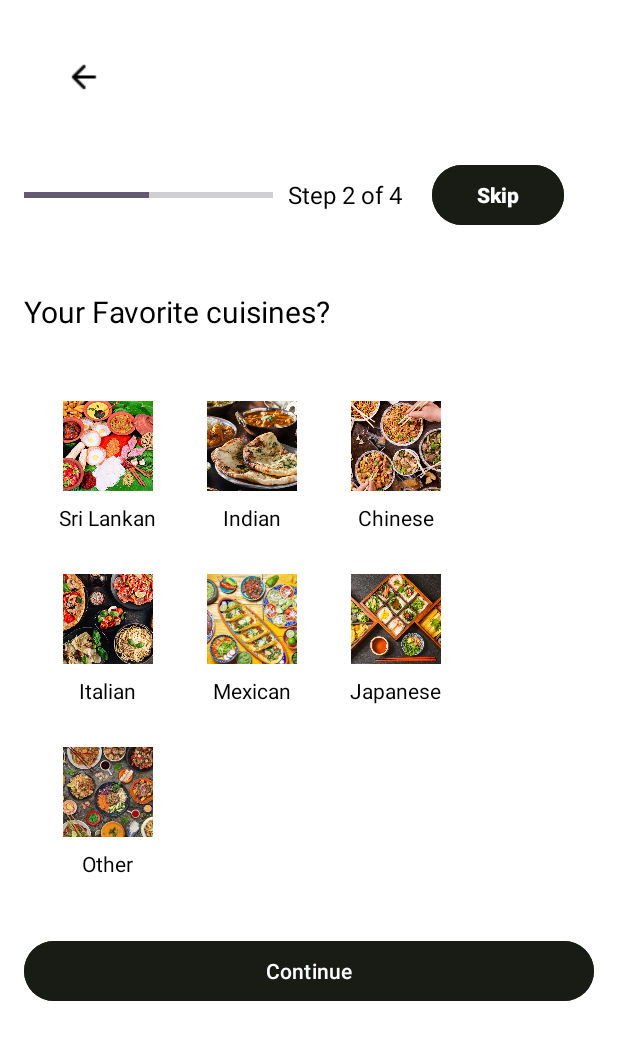
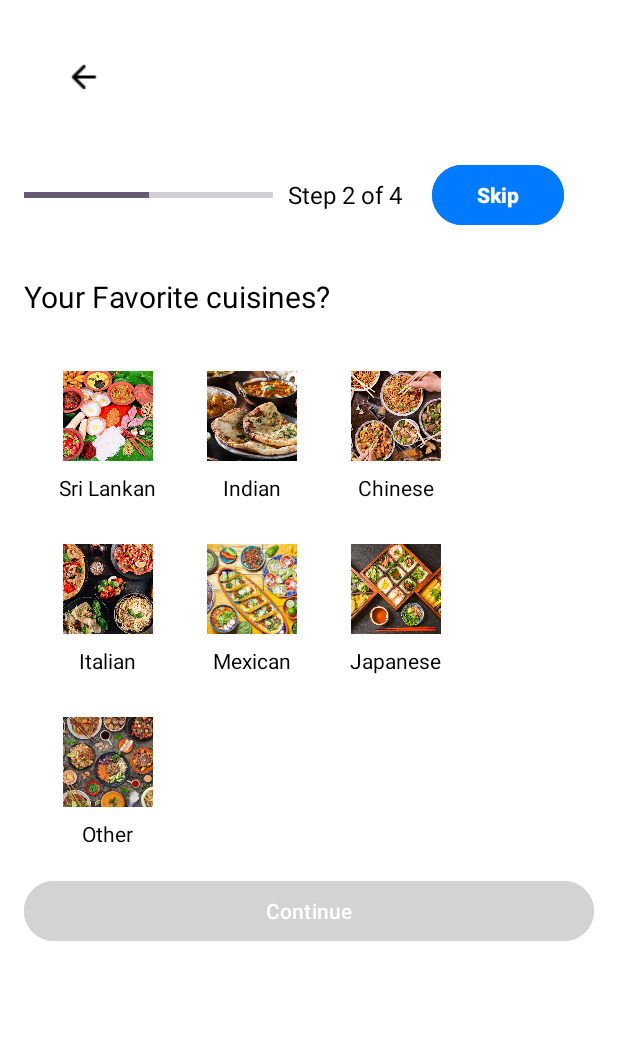
Before and after one commit to panchaliSam/Recipeez_Y2S2_MIT, an Android app: the CuisinesScreen screen opened directly, with no data from a screen before it, on a phone screen of 412 x 824 dp. Shown: the top 1040 px of the screen. Run offline under Robolectric (Android 15) with nearby library versions, the phone set to English and light mode, and no system bars; our stand-ins replace Firebase (no records; nobody signed in at launch, a user with empty details on screens opened directly).

Commit message:
minor issues modified

```diff
--- a/app/src/main/java/com/example/recipeez/view/activities/AllergyScreen.kt
+++ b/app/src/main/java/com/example/recipeez/view/activities/AllergyScreen.kt
@@ -2,6 +2,7 @@ package com.example.recipeez.view.activities
 
 import android.annotation.SuppressLint
 import android.content.Intent
+import android.graphics.Color
 import android.os.Bundle
 import android.widget.Button
 import android.widget.ImageButton
@@ -74,6 +75,7 @@ class AllergyScreen : AppCompatActivity() {
 
         // Continue button saves selected allergies to Firebase
         continueButton.setOnClickListener {
+            continueButton.setBackgroundColor(Color.parseColor("#2F5233"))
             saveSelectedAllergies()
         }
 
--- a/app/src/main/java/com/example/recipeez/view/activities/CuisinesScreen.kt
+++ b/app/src/main/java/com/example/recipeez/view/activities/CuisinesScreen.kt
@@ -2,6 +2,7 @@ package com.example.recipeez.view.activities
 
 import android.annotation.SuppressLint
 import android.content.Intent
+import android.graphics.Color
 import android.os.Bundle
 import android.widget.Button
 import android.widget.ImageButton
@@ -74,6 +75,8 @@ class CuisinesScreen : AppCompatActivity() {
 
         // Continue button saves selected cuisines to Firebase
         continueButton.setOnClickListener {
+            continueButton.setBackgroundColor(Color.parseColor("#2F5233"))
+
             saveSelectedCuisines()
         }
     }
--- a/app/src/main/java/com/example/recipeez/view/activities/LoginScreen.kt
+++ b/app/src/main/java/com/example/recipeez/view/activities/LoginScreen.kt
@@ -61,11 +61,6 @@ class LoginScreen : AppCompatActivity() {
         }
 
         // Handle "Login Back" button click to navigate to WelcomeScreen
-        binding.loginBackBtn.setOnClickListener {
-            val loginBackIntent = Intent(this, WelcomeScreen::class.java)
-            startActivity(loginBackIntent)
-            finish() // Optionally finish the LoginScreen activity if you don't want to return to it
-        }
 
         // Handle "Forgot Password" click
         binding.loginForgotPassword.setOnClickListener {
--- a/app/src/main/java/com/example/recipeez/view/activities/QuestionnaireScreen.kt
+++ b/app/src/main/java/com/example/recipeez/view/activities/QuestionnaireScreen.kt
@@ -2,6 +2,7 @@ package com.example.recipeez.view.activities
 
 import android.annotation.SuppressLint
 import android.content.Intent
+import android.graphics.Color
 import android.os.Bundle
 import android.widget.Button
 import android.widget.ImageButton
@@ -60,6 +61,8 @@ class QuestionnaireScreen : AppCompatActivity() {
         // Set click listener for Continue button
         continueButton.setOnClickListener {
             if (isVegetarianSelected != null) {
+                // Change the background color of the continue button
+                continueButton.setBackgroundColor(Color.parseColor("#2F5233"))
                 // Save selection to Firebase
                 saveSelectionToFirebase(isVegetarianSelected!!)
             }
--- a/app/src/main/res/layout/activity_couisines_screen.xml
+++ b/app/src/main/res/layout/activity_couisines_screen.xml
@@ -54,7 +54,7 @@
             android:layout_margin="20dp"
             android:layout_marginTop="2dp"
             android:layout_marginEnd="16dp"
-            android:backgroundTint="@color/btnActive"
+            android:backgroundTint="@color/blue"
             android:text="Skip"
             android:textColor="#FFFFFF"
             android:textSize="14sp"
@@ -67,7 +67,7 @@
     <TextView
         android:layout_width="wrap_content"
         android:layout_height="wrap_content"
-        android:layout_marginTop="20dp"
+        android:layout_marginTop="10dp"
         android:text="Your Favorite cuisines?"
         android:textColor="#000000"
         android:textSize="20sp" />
@@ -77,7 +77,7 @@
         android:id="@+id/cuisineGrid"
         android:layout_width="300dp"
         android:layout_height="wrap_content"
-        android:layout_marginTop="20dp"
+        android:layout_marginTop="10dp"
         android:alignmentMode="alignMargins"
         android:clipChildren="false"
         android:clipToPadding="false"
@@ -279,14 +279,14 @@
 
     </GridLayout>
 
-
     <!-- Continue Button -->
     <Button
         android:id="@+id/continueButton"
         android:layout_width="match_parent"
         android:layout_height="wrap_content"
-        android:layout_marginTop="20dp"
-        android:backgroundTint="@color/btnActive"
+        android:layout_marginTop="0dp"
+        android:backgroundTint="@color/grey"
         android:text="Continue"
         android:textColor="#FFFFFF" />
+
 </LinearLayout>
--- a/app/src/main/res/layout/activity_questionnaire_screen.xml
+++ b/app/src/main/res/layout/activity_questionnaire_screen.xml
@@ -81,7 +81,7 @@
             android:layout_width="wrap_content"
             android:layout_height="wrap_content"
             android:layout_marginEnd="16dp"
-            android:backgroundTint="@color/btnActive"
+            android:backgroundTint="@color/blue"
             android:text="Skip"
             android:textColor="#FFFFFF"
             android:textSize="14sp"
@@ -110,7 +110,7 @@
         android:layout_width="0dp"
         android:layout_height="wrap_content"
         android:layout_marginTop="32dp"
-        android:backgroundTint="@color/btnActive"
+        android:backgroundTint="@color/green"
         android:text="Yes"
         android:textColor="#FFFFFF"
         android:textSize="18sp"
@@ -125,7 +125,7 @@
         android:layout_width="0dp"
         android:layout_height="wrap_content"
         android:layout_marginTop="16dp"
-        android:backgroundTint="@color/hintColor"
+        android:backgroundTint="@color/white"
         android:text="No"
         android:textColor="#3B3A37"
         android:textSize="18sp"
--- a/app/src/main/res/layout/fragment_recipe_screen.xml
+++ b/app/src/main/res/layout/fragment_recipe_screen.xml
@@ -279,7 +279,7 @@
         android:layout_width="match_parent"
         android:layout_height="wrap_content"
         android:layout_gravity="bottom"
-        android:background="@color/black"
+        android:background="@color/white"
         app:menu="@menu/activity_bottom_nav" />
 
 </FrameLayout>
--- a/app/src/main/res/values/colors.xml
+++ b/app/src/main/res/values/colors.xml
@@ -3,8 +3,11 @@
     <color name="black">#FF000000</color>
     <color name="white">#FFFFFFFF</color>
     <color name="green">#2F5233</color>
+    <color name="blue">#007BFF</color>
+    <color name="grey">#D3D3D3</color>
     <color name="btnActive">#181C14</color>
     <color name="hintColor">#757575</color>
     <color name="splashScreen">#F5EED7</color>
     <color name="statusBar">#0C2D1C</color>
+    #
 </resources>
```
Also changed, not shown: app/src/main/java/com/example/recipeez/view/fragments/Home.kt (+15 -6 lines), app/src/main/res/layout/activity_allergy_screen.xml (+4 -4 lines), 8 other files.
